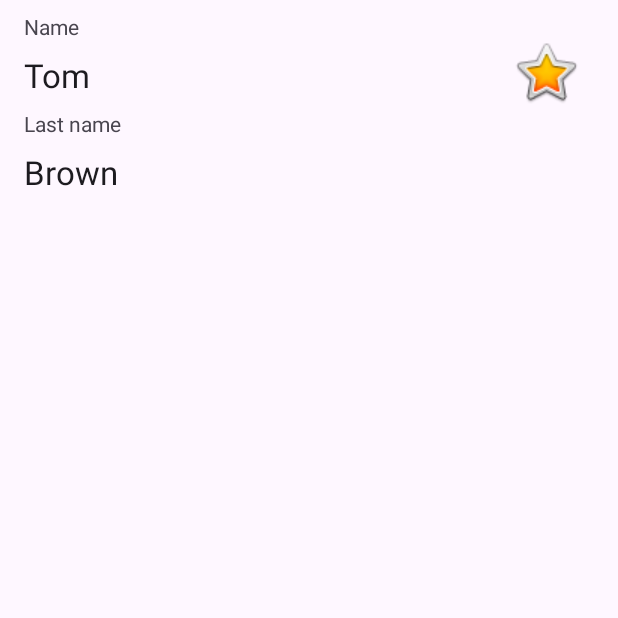
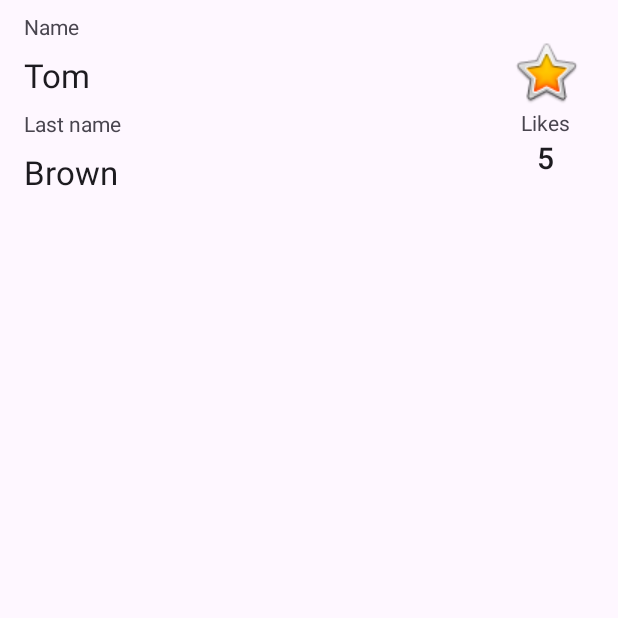
Before and after one commit to kerikir/SampleDataBinding, an Android app: the screen it shows after launch (MainActivity), on a phone screen of 412 x 824 dp, the top half of it. Run offline under Robolectric (Android 15) with nearby library versions, the phone set to English and light mode, and no system bars; 1 statement that could not run was skipped.

Commit message:
add like counter user in UI

```diff
--- a/app/src/main/res/layout/activity_main.xml
+++ b/app/src/main/res/layout/activity_main.xml
@@ -44,7 +44,8 @@
         android:layout_marginTop="8dp"
         android:text="@string/label_lastName"
         app:layout_constraintStart_toStartOf="parent"
-        app:layout_constraintTop_toBottomOf="@+id/plain_name" />
+        app:layout_constraintTop_toBottomOf="@+id/plain_name"
+        />
 
     <!-- Фамилия пользователя -->
     <TextView
@@ -58,8 +59,11 @@
         android:textAppearance="@style/TextAppearance.AppCompat.Large"
         app:layout_constraintEnd_toEndOf="parent"
         app:layout_constraintStart_toStartOf="parent"
-        app:layout_constraintTop_toBottomOf="@+id/label_lastName" />
+        app:layout_constraintTop_toBottomOf="@+id/label_lastName"
+        />
 
+
+    <!-- Иконка категории количества лайков -->
     <ImageView
         android:id="@+id/imageView"
         android:layout_width="wrap_content"
@@ -71,7 +75,35 @@
         android:minHeight="48dp"
         android:src="@android:drawable/btn_star_big_on"
         app:layout_constraintEnd_toEndOf="parent"
-        app:layout_constraintTop_toTopOf="parent" />
+        app:layout_constraintTop_toTopOf="parent"
+        />
+
+
+    <!-- Надпись количества лайков -->
+    <TextView
+        android:id="@+id/label_likes"
+        android:layout_width="wrap_content"
+        android:layout_height="wrap_content"
+        android:layout_marginStart="8dp"
+        android:layout_marginEnd="8dp"
+        android:text="@string/label_likes"
+        app:layout_constraintEnd_toEndOf="@+id/imageView"
+        app:layout_constraintHorizontal_bias="1.0"
+        app:layout_constraintStart_toStartOf="@+id/imageView"
+        app:layout_constraintTop_toBottomOf="@+id/imageView"
+        />
+
+    <!-- Количество лайков пользователя -->
+    <TextView
+        android:id="@+id/plain_likes"
+        android:layout_width="wrap_content"
+        android:layout_height="wrap_content"
+        android:text="@string/placeholder_likes"
+        android:textAppearance="@style/TextAppearance.AppCompat.Title"
+        app:layout_constraintEnd_toEndOf="@+id/label_likes"
+        app:layout_constraintStart_toStartOf="@+id/label_likes"
+        app:layout_constraintTop_toBottomOf="@+id/label_likes"
+        />
 
 
 </androidx.constraintlayout.widget.ConstraintLayout>
--- a/app/src/main/res/values/strings.xml
+++ b/app/src/main/res/values/strings.xml
@@ -5,4 +5,6 @@
     <string name="label_lastName">Last name</string>
     <string name="placeholder_lastName">Brown</string>
     <string name="description_profile_avatar">Profile\'s avatar</string>
+    <string name="label_likes">Likes</string>
+    <string name="placeholder_likes">5</string>
 </resources>
```
